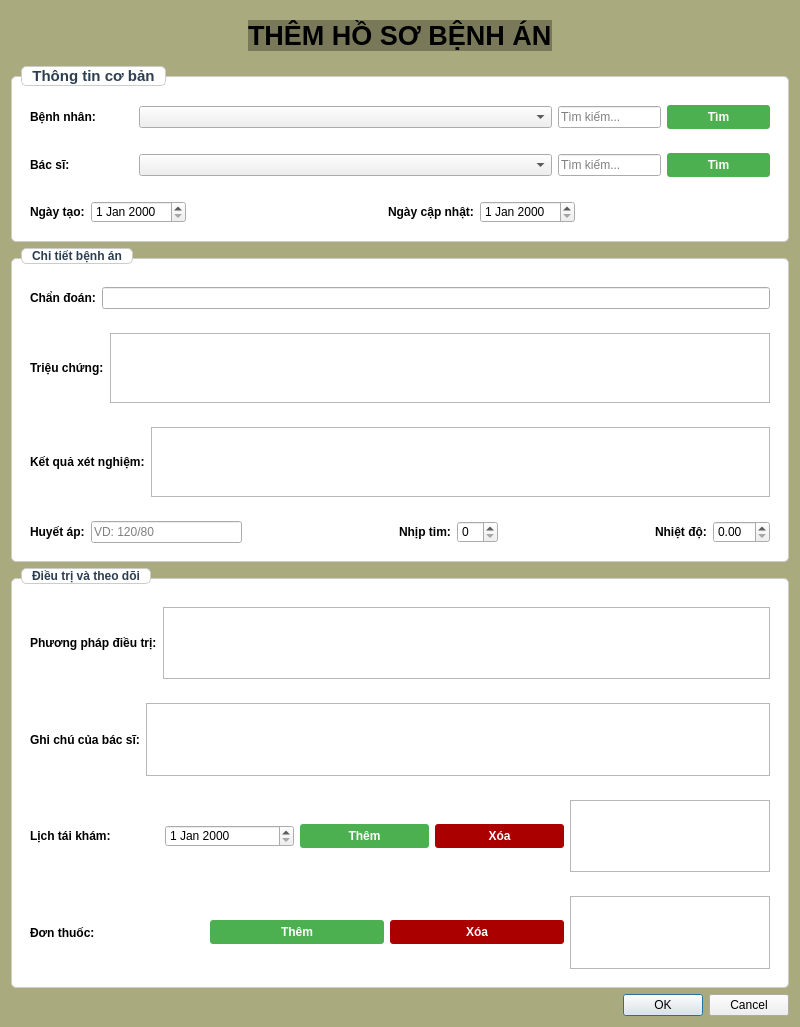
This is gui/addeditmedicalrecorddialog.ui in VanBao6002/PBL2_Appointment_Scheduling_System as Qt 5 draws it before an edit. The edited form follows.
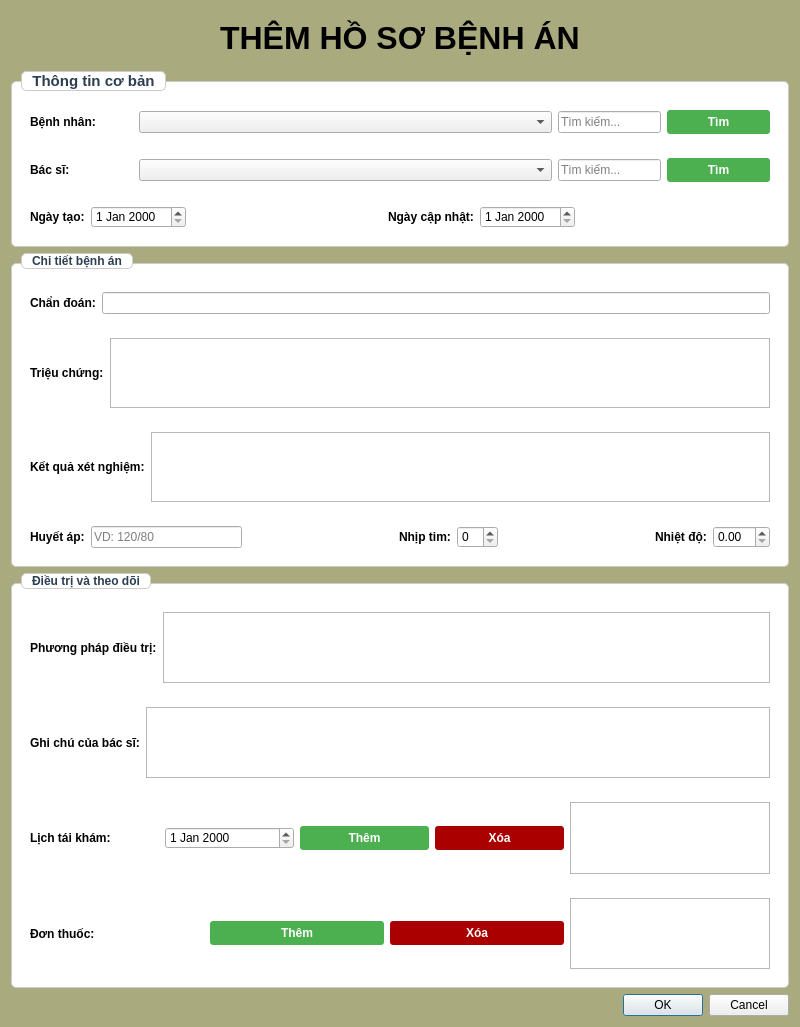
This is the edited form.

What changed in the file:
```diff
--- a/gui/addeditmedicalrecorddialog.ui
+++ b/gui/addeditmedicalrecorddialog.ui
@@ -64,14 +64,14 @@
         <property name="font">
          <font>
           <family>Segoe UI</family>
-          <pointsize>20</pointsize>
+          <pointsize>24</pointsize>
           <italic>false</italic>
           <bold>true</bold>
          </font>
         </property>
         <property name="styleSheet">
-         <string notr="true">font: 700 20pt &quot;Segoe UI&quot;; 
-background-color: rgb(121, 121, 90);</string>
+         <string notr="true">font: 700 24pt &quot;Segoe UI&quot;; 
+</string>
         </property>
         <property name="text">
          <string>THÊM HỒ SƠ BỆNH ÁN</string>
```
